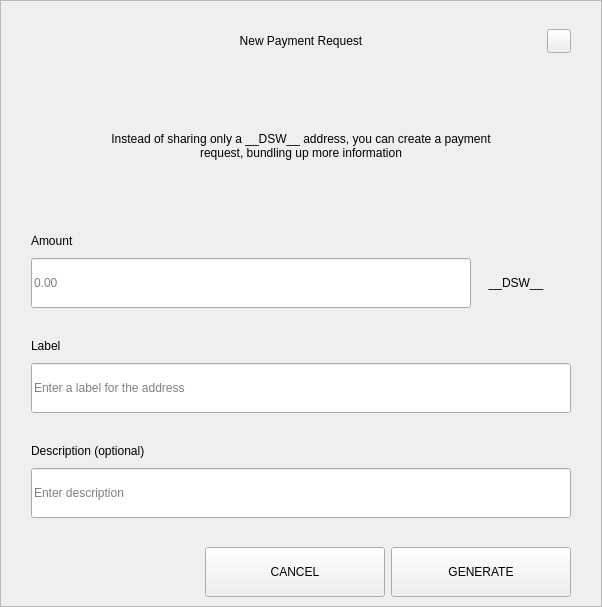
First picture: the form in src/qt/pivx/forms/requestdialog.ui, repository decenomy/DSW, before the edit.
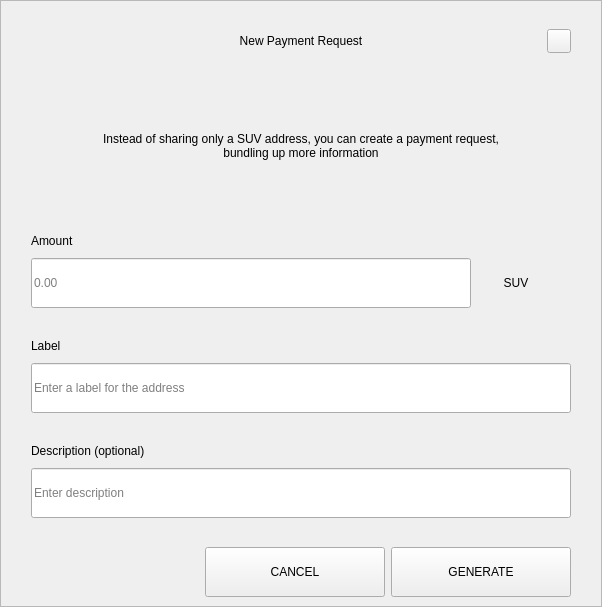
Second picture: the form after the edit.

Patch:
```diff
--- a/src/qt/pivx/forms/requestdialog.ui
+++ b/src/qt/pivx/forms/requestdialog.ui
@@ -210,7 +210,7 @@
              </size>
             </property>
             <property name="text">
-             <string>Instead of sharing only a __DSW__ address, you can create a payment request, bundling up more information</string>
+             <string>Instead of sharing only a SUV address, you can create a payment request, bundling up more information</string>
             </property>
             <property name="alignment">
              <set>Qt::AlignCenter</set>
@@ -327,7 +327,7 @@
                    <item>
                     <widget class="QLabel" name="comboBoxCoin">
                      <property name="text">
-                      <string>__DSW__</string>
+                      <string>SUV</string>
                      </property>
                      <property name="alignment">
                       <set>Qt::AlignCenter</set>
```
